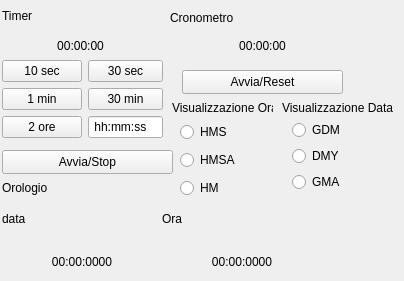
Qt form mainpage.ui (ibamba01/Laboratorio-di-programmazione-qt) before a commit.
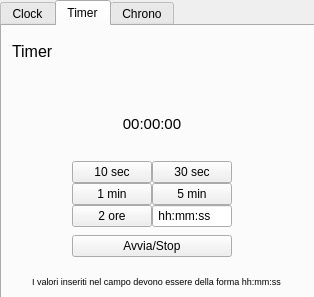
The same form after that commit.

```diff
--- a/mainpage.ui
+++ b/mainpage.ui
@@ -6,219 +6,71 @@
    <rect>
     <x>0</x>
     <y>0</y>
-    <width>404</width>
-    <height>281</height>
+    <width>314</width>
+    <height>297</height>
    </rect>
   </property>
   <property name="windowTitle">
    <string>mainpage</string>
   </property>
-  <widget class="QPushButton" name="AvviaResetButtonCronometro">
-   <property name="geometry">
-    <rect>
-     <x>182</x>
-     <y>70</y>
-     <width>161</width>
-     <height>24</height>
-    </rect>
-   </property>
-   <property name="text">
-    <string>Avvia/Reset</string>
-   </property>
-  </widget>
-  <widget class="QWidget" name="verticalLayoutWidget_4">
-   <property name="geometry">
-    <rect>
-     <x>162</x>
-     <y>200</y>
-     <width>160</width>
-     <height>80</height>
-    </rect>
-   </property>
-   <layout class="QVBoxLayout" name="verticalLayout_4">
-    <item>
-     <widget class="QLabel" name="OraLabel">
-      <property name="text">
-       <string>Ora</string>
-      </property>
-     </widget>
-    </item>
-    <item>
-     <widget class="QLabel" name="DisplayOra">
-      <property name="text">
-       <string>00:00:0000</string>
-      </property>
-      <property name="alignment">
-       <set>Qt::AlignmentFlag::AlignCenter</set>
-      </property>
-     </widget>
-    </item>
-   </layout>
-  </widget>
-  <widget class="QLabel" name="TimerLabel">
-   <property name="geometry">
-    <rect>
-     <x>2</x>
-     <y>0</y>
-     <width>91</width>
-     <height>31</height>
-    </rect>
-   </property>
-   <property name="text">
-    <string>Timer</string>
-   </property>
-  </widget>
-  <widget class="QPushButton" name="AvviaStopButtonTimer">
-   <property name="geometry">
-    <rect>
-     <x>2</x>
-     <y>150</y>
-     <width>171</width>
-     <height>24</height>
-    </rect>
-   </property>
-   <property name="text">
-    <string>Avvia/Stop</string>
-   </property>
-  </widget>
-  <widget class="QLabel" name="DisplayTimer">
+  <widget class="QTabWidget" name="tabWidget">
    <property name="geometry">
     <rect>
      <x>0</x>
-     <y>30</y>
-     <width>161</width>
-     <height>31</height>
+     <y>0</y>
+     <width>321</width>
+     <height>301</height>
     </rect>
    </property>
-   <property name="text">
-    <string>00:00:00</string>
+   <property name="tabPosition">
+    <enum>QTabWidget::TabPosition::North</enum>
    </property>
-   <property name="alignment">
-    <set>Qt::AlignmentFlag::AlignCenter</set>
+   <property name="tabShape">
+    <enum>QTabWidget::TabShape::Rounded</enum>
    </property>
-  </widget>
-  <widget class="QWidget" name="verticalLayoutWidget_3">
-   <property name="geometry">
-    <rect>
-     <x>2</x>
-     <y>200</y>
-     <width>160</width>
-     <height>80</height>
-    </rect>
+   <property name="currentIndex">
+    <number>1</number>
    </property>
-   <layout class="QVBoxLayout" name="verticalLayout_3">
-    <item>
-     <widget class="QLabel" name="DataLabel">
-      <property name="text">
-       <string>data</string>
-      </property>
-     </widget>
-    </item>
-    <item>
-     <widget class="QLabel" name="DisplayData">
-      <property name="text">
-       <string>00:00:0000</string>
-      </property>
-      <property name="alignment">
-       <set>Qt::AlignmentFlag::AlignCenter</set>
-      </property>
-     </widget>
-    </item>
-   </layout>
-  </widget>
+   <widget class="QWidget" name="ClockTab">
+    <attribute name="title">
+     <string>Clock</string>
+    </attribute>
   <widget class="QLabel" name="OrologioLable">
    <property name="geometry">
     <rect>
-     <x>2</x>
-     <y>180</y>
-     <width>81</width>
-     <height>16</height>
-    </rect>
-   </property>
+       <x>10</x>
+       <y>10</y>
+       <width>141</width>
+       <height>31</height>
+      </rect>
+     </property>
+     <property name="font">
+      <font>
+       <pointsize>12</pointsize>
+      </font>
+     </property>
    <property name="text">
     <string>Orologio</string>
    </property>
   </widget>
-  <widget class="QWidget" name="verticalLayoutWidget_2">
+    <widget class="QLabel" name="OraVisLabel">
    <property name="geometry">
     <rect>
-     <x>292</x>
-     <y>120</y>
-     <width>94</width>
-     <height>74</height>
-    </rect>
-   </property>
-   <layout class="QVBoxLayout" name="verticalLayout_2">
-    <item>
-     <widget class="QRadioButton" name="RadioData1">
-      <property name="text">
-       <string>GDM</string>
-      </property>
-     </widget>
-    </item>
-    <item>
-     <widget class="QRadioButton" name="RadioData2">
-      <property name="text">
-       <string>DMY</string>
-      </property>
-     </widget>
-    </item>
-    <item>
-     <widget class="QRadioButton" name="RadioData3">
-      <property name="text">
-       <string>GMA</string>
-      </property>
-     </widget>
-    </item>
-   </layout>
-  </widget>
-  <widget class="QLabel" name="DataVisLabel">
-   <property name="geometry">
-    <rect>
-     <x>282</x>
-     <y>100</y>
-     <width>111</width>
+       <x>10</x>
+       <y>160</y>
+       <width>101</width>
      <height>16</height>
     </rect>
    </property>
    <property name="text">
-    <string>Visualizzazione Data</string>
-   </property>
-  </widget>
-  <widget class="QLabel" name="DisplayCronometro">
-   <property name="geometry">
-    <rect>
-     <x>182</x>
-     <y>30</y>
-     <width>161</width>
-     <height>31</height>
-    </rect>
-   </property>
-   <property name="text">
-    <string>00:00:00</string>
-   </property>
-   <property name="alignment">
-    <set>Qt::AlignmentFlag::AlignCenter</set>
-   </property>
-  </widget>
-  <widget class="QLabel" name="CronometroLable">
-   <property name="geometry">
-    <rect>
-     <x>170</x>
-     <y>10</y>
-     <width>81</width>
-     <height>16</height>
-    </rect>
-   </property>
-   <property name="text">
-    <string>Cronometro</string>
+      <string>Visualizzazione Ora</string>
    </property>
   </widget>
   <widget class="QWidget" name="verticalLayoutWidget">
    <property name="geometry">
     <rect>
-     <x>180</x>
-     <y>120</y>
+       <x>11</x>
+       <y>190</y>
      <width>62</width>
      <height>80</height>
     </rect>
@@ -247,28 +99,158 @@
     </item>
    </layout>
   </widget>
-  <widget class="QLabel" name="OraVisLabel">
+    <widget class="QLabel" name="DataVisLabel">
    <property name="geometry">
     <rect>
-     <x>172</x>
-     <y>100</y>
-     <width>101</width>
+       <x>180</x>
+       <y>160</y>
+       <width>111</width>
      <height>16</height>
     </rect>
    </property>
    <property name="text">
-    <string>Visualizzazione Ora</string>
-   </property>
-  </widget>
-  <widget class="QWidget" name="formLayoutWidget">
+      <string>Visualizzazione Data</string>
+     </property>
+    </widget>
+    <widget class="QWidget" name="verticalLayoutWidget_2">
    <property name="geometry">
     <rect>
-     <x>2</x>
-     <y>60</y>
-     <width>161</width>
+       <x>240</x>
+       <y>190</y>
+       <width>61</width>
+       <height>81</height>
+      </rect>
+     </property>
+     <layout class="QVBoxLayout" name="verticalLayout_2">
+      <item>
+       <widget class="QRadioButton" name="RadioData2">
+        <property name="text">
+         <string>DMY</string>
+        </property>
+       </widget>
+      </item>
+      <item>
+       <widget class="QRadioButton" name="RadioData1">
+        <property name="text">
+         <string>GDM</string>
+        </property>
+       </widget>
+      </item>
+      <item>
+       <widget class="QRadioButton" name="RadioData3">
+        <property name="text">
+         <string>GMA</string>
+        </property>
+       </widget>
+      </item>
+     </layout>
+    </widget>
+    <widget class="QWidget" name="horizontalLayoutWidget">
+     <property name="geometry">
+      <rect>
+       <x>0</x>
+       <y>50</y>
+       <width>311</width>
      <height>91</height>
     </rect>
    </property>
+     <layout class="QHBoxLayout" name="horizontalLayout">
+      <item>
+       <layout class="QVBoxLayout" name="verticalLayout_5">
+        <item>
+         <widget class="QLabel" name="OraLabel_2">
+          <property name="text">
+           <string>Ora</string>
+          </property>
+         </widget>
+        </item>
+        <item>
+         <widget class="QLabel" name="DisplayOra_2">
+          <property name="text">
+           <string>00:00:0000</string>
+          </property>
+          <property name="alignment">
+           <set>Qt::AlignmentFlag::AlignCenter</set>
+          </property>
+         </widget>
+        </item>
+       </layout>
+      </item>
+      <item>
+       <layout class="QVBoxLayout" name="verticalLayout_3">
+        <item>
+         <widget class="QLabel" name="DataLabel">
+          <property name="text">
+           <string>data</string>
+          </property>
+         </widget>
+        </item>
+        <item>
+         <widget class="QLabel" name="DisplayData">
+          <property name="text">
+           <string>00:00:0000</string>
+          </property>
+          <property name="alignment">
+           <set>Qt::AlignmentFlag::AlignCenter</set>
+          </property>
+         </widget>
+        </item>
+       </layout>
+      </item>
+     </layout>
+    </widget>
+   </widget>
+   <widget class="QWidget" name="TimerTab">
+    <attribute name="title">
+     <string>Timer</string>
+    </attribute>
+    <widget class="QLabel" name="TimerLabel">
+     <property name="geometry">
+      <rect>
+       <x>10</x>
+       <y>10</y>
+       <width>91</width>
+       <height>31</height>
+      </rect>
+     </property>
+     <property name="font">
+      <font>
+       <pointsize>12</pointsize>
+      </font>
+     </property>
+     <property name="text">
+      <string>Timer</string>
+     </property>
+    </widget>
+    <widget class="QWidget" name="verticalLayoutWidget_3">
+     <property name="geometry">
+      <rect>
+       <x>70</x>
+       <y>60</y>
+       <width>160</width>
+       <height>171</height>
+      </rect>
+     </property>
+     <layout class="QVBoxLayout" name="verticalLayout_4">
+      <property name="spacing">
+       <number>0</number>
+      </property>
+      <item>
+       <widget class="QLabel" name="DisplayTimer">
+        <property name="font">
+         <font>
+          <pointsize>11</pointsize>
+         </font>
+        </property>
+        <property name="text">
+         <string>00:00:00</string>
+        </property>
+        <property name="alignment">
+         <set>Qt::AlignmentFlag::AlignCenter</set>
+        </property>
+       </widget>
+      </item>
+      <item>
    <layout class="QFormLayout" name="formLayout">
     <item row="0" column="0">
      <widget class="QPushButton" name="Timer1Button">
@@ -294,7 +276,7 @@
     <item row="1" column="1">
      <widget class="QPushButton" name="Timer4Button">
       <property name="text">
-       <string>30 min</string>
+           <string>5 min</string>
       </property>
      </widget>
     </item>
@@ -313,6 +295,87 @@
      </widget>
     </item>
    </layout>
+      </item>
+      <item>
+       <widget class="QPushButton" name="AvviaStopButtonTimer">
+        <property name="text">
+         <string>Avvia/Stop</string>
+        </property>
+       </widget>
+      </item>
+     </layout>
+    </widget>
+    <widget class="QLabel" name="label">
+     <property name="geometry">
+      <rect>
+       <x>30</x>
+       <y>240</y>
+       <width>251</width>
+       <height>31</height>
+      </rect>
+     </property>
+     <property name="font">
+      <font>
+       <pointsize>7</pointsize>
+      </font>
+     </property>
+     <property name="text">
+      <string>I valori inseriti nel campo devono essere della forma hh:mm:ss</string>
+     </property>
+    </widget>
+   </widget>
+   <widget class="QWidget" name="ChronometerTab">
+    <attribute name="title">
+     <string>Chrono</string>
+    </attribute>
+    <widget class="QLabel" name="CronometroLable">
+     <property name="geometry">
+      <rect>
+       <x>10</x>
+       <y>0</y>
+       <width>101</width>
+       <height>51</height>
+      </rect>
+     </property>
+     <property name="font">
+      <font>
+       <pointsize>11</pointsize>
+      </font>
+     </property>
+     <property name="text">
+      <string>Cronometro</string>
+     </property>
+    </widget>
+    <widget class="QPushButton" name="AvviaResetButtonCronometro">
+     <property name="geometry">
+      <rect>
+       <x>70</x>
+       <y>120</y>
+       <width>161</width>
+       <height>24</height>
+      </rect>
+     </property>
+     <property name="text">
+      <string>Avvia/Reset</string>
+     </property>
+    </widget>
+    <widget class="QLabel" name="DisplayCronometro">
+     <property name="geometry">
+      <rect>
+       <x>70</x>
+       <y>90</y>
+       <width>161</width>
+       <height>31</height>
+      </rect>
+     </property>
+     <property name="text">
+      <string>00:00:00</string>
+     </property>
+     <property name="alignment">
+      <set>Qt::AlignmentFlag::AlignCenter</set>
+     </property>
+    </widget>
+   </widget>
   </widget>
  </widget>
  <resources/>
```
Lines whose indentation alone changed are shown as unchanged.
